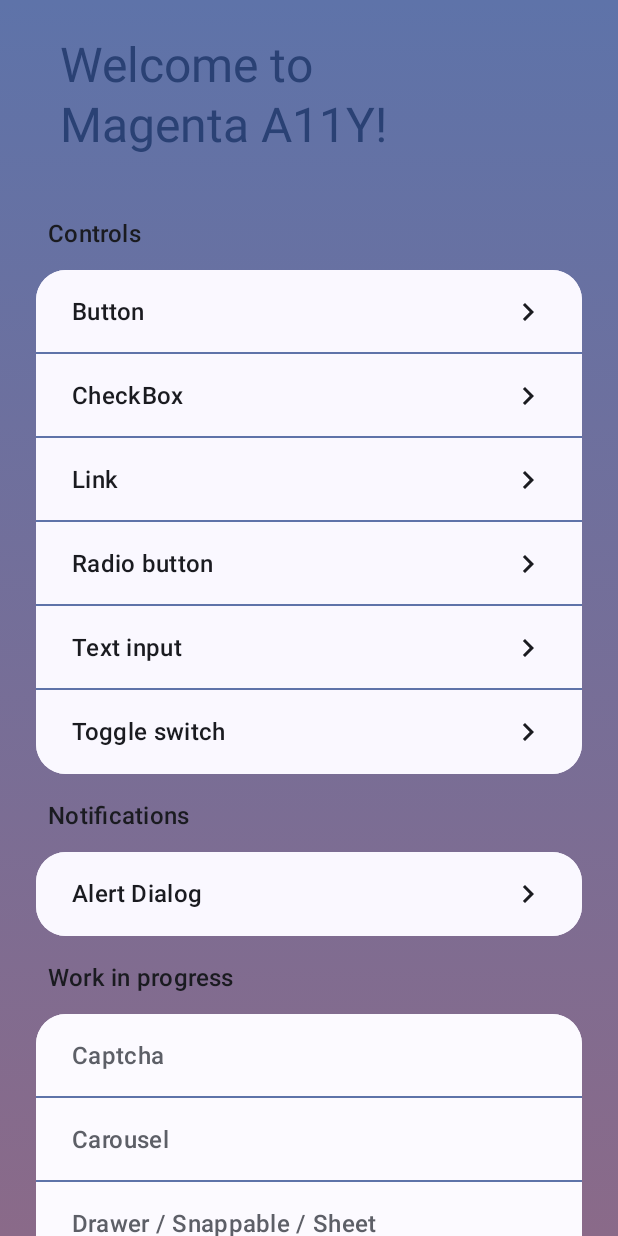
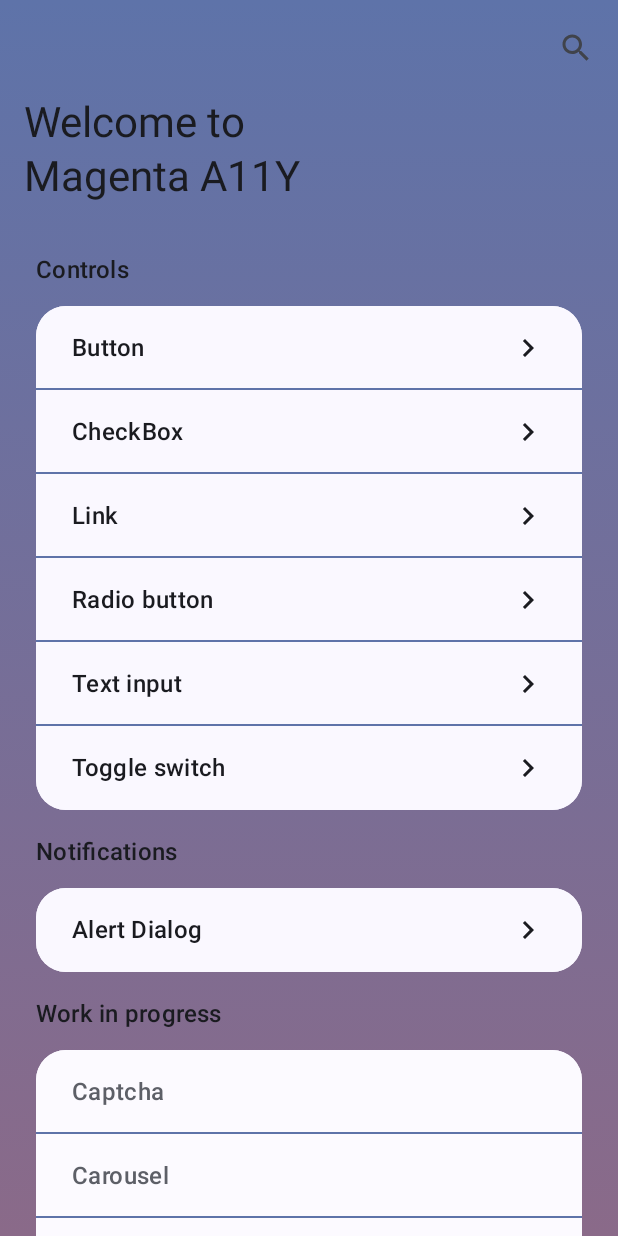
Before and after one commit to max-jin/maxmagentaa11y, an Android app built with Jetpack Compose: the HomeScreen screen opened through its navigation route, on a phone screen of 412 x 824 dp. Run offline under Robolectric (Android 15) with nearby library versions, the phone set to English and light mode, and no system bars.

Commit message:
Add large app bar

```diff
--- a/app/src/main/java/com/maxjin/a11y/ui/home/HomeScreen.kt
+++ b/app/src/main/java/com/maxjin/a11y/ui/home/HomeScreen.kt
@@ -19,13 +19,21 @@ import androidx.compose.foundation.rememberScrollState
 import androidx.compose.foundation.verticalScroll
 import androidx.compose.material.icons.Icons
 import androidx.compose.material.icons.filled.KeyboardArrowRight
+import androidx.compose.material3.ExperimentalMaterial3Api
 import androidx.compose.material3.Icon
 import androidx.compose.material3.MaterialTheme
+import androidx.compose.material3.Scaffold
 import androidx.compose.material3.Text
+import androidx.compose.material3.TopAppBarDefaults
 import androidx.compose.runtime.Composable
+import androidx.compose.runtime.derivedStateOf
+import androidx.compose.runtime.getValue
+import androidx.compose.runtime.remember
 import androidx.compose.ui.Alignment
 import androidx.compose.ui.Modifier
 import androidx.compose.ui.draw.clip
+import androidx.compose.ui.graphics.Color
+import androidx.compose.ui.input.nestedscroll.nestedScroll
 import androidx.compose.ui.semantics.Role
 import androidx.compose.ui.text.style.TextAlign
 import androidx.compose.ui.tooling.preview.Preview
@@ -35,37 +43,41 @@ import com.maxjin.a11y.ui.nav.NavDestination
 import com.maxjin.a11y.ui.theme.MagentaA11yTheme
 import com.maxjin.a11y.ui.util.RoundedCornerShapeLarge
 import com.maxjin.a11y.ui.util.composable.HorizontalDivider
+import com.maxjin.a11y.ui.util.composable.LargeTopBar
 import com.maxjin.a11y.ui.util.dimenB0
 import com.maxjin.a11y.ui.util.dimenB3
 import com.maxjin.a11y.ui.util.dimenB4
 import com.maxjin.a11y.ui.util.dimenB5
-import com.maxjin.a11y.ui.util.dimenB6
-import com.maxjin.a11y.ui.util.dimenB7
 import com.maxjin.a11y.ui.util.ext.verticalGradient
 
-// TODO ADD Compose Nav, Component screens - Button, Link, CheckBox, Toggle Switch,
+// TODO ADD Component screens - Button, Link, CheckBox, Toggle Switch,
+@OptIn(ExperimentalMaterial3Api::class)
 @Composable
 fun HomeScreen(
     modifier: Modifier = Modifier,
     navigateAction: (NavDestination) -> Unit
 ) {
+    val scrollBehavior = TopAppBarDefaults.exitUntilCollapsedScrollBehavior()
+    val topAppBarOnCollapse by remember { derivedStateOf { scrollBehavior.state.collapsedFraction > 0.2f } }
+
+    Scaffold(
+        containerColor = Color.Transparent,
+        modifier = Modifier
+            .nestedScroll(scrollBehavior.nestedScrollConnection)
+            .verticalGradient(),
+        topBar = {
+            LargeTopBar(
+                title = if (topAppBarOnCollapse) "Magenta A11Y" else "Welcome to \nMagenta A11Y",
+                scrollBehavior = scrollBehavior
+            )
+        },
+        content = { innerPadding ->
             Column(
                 modifier = modifier
+                    .padding(innerPadding)
                     .fillMaxSize()
-            .verticalGradient()
                     .verticalScroll(rememberScrollState())
             ) {
-        Spacer(modifier = Modifier.height(dimenB5))
-        Text(
-            text = "Welcome to \nMagenta A11Y!",
-            modifier = Modifier
-                .fillMaxWidth()
-                .padding(start = dimenB7),
-            textAlign = TextAlign.Start,
-            color = MaterialTheme.colorScheme.primary,
-            style = MaterialTheme.typography.headlineLarge
-        )
-        Spacer(modifier = Modifier.height(dimenB5))
                 Component.allComponents.let { list ->
                     list.filter { it.available }.let { availableList ->
                         HomeCardTitle("Controls")
@@ -79,6 +91,9 @@ fun HomeScreen(
                 Spacer(modifier = Modifier.height(dimenB5))
             }
         }
+    )
+
+}
 
 @Composable
 fun HomeCardTitle(title: String) {
@@ -86,7 +101,7 @@ fun HomeCardTitle(title: String) {
         text = title,
         modifier = Modifier
             .fillMaxWidth()
-            .padding(start = dimenB6, top = dimenB4, bottom = dimenB3),
+            .padding(start = dimenB5, top = dimenB4, bottom = dimenB3),
         textAlign = TextAlign.Start,
         color = MaterialTheme.colorScheme.onBackground,
         style = MaterialTheme.typography.titleMedium
--- /dev/null
+++ b/app/src/main/java/com/maxjin/a11y/ui/util/composable/TopAppBar.kt
@@ -0,0 +1,49 @@
+/*
+ * 2023 - Developed by Max Jin
+ * Source code subject to change. Refer to NOTICE.txt in source tree for changes and attributions.
+ */
+
+package com.maxjin.a11y.ui.util.composable
+
+import androidx.compose.material.icons.Icons
+import androidx.compose.material.icons.filled.Search
+import androidx.compose.material3.ExperimentalMaterial3Api
+import androidx.compose.material3.Icon
+import androidx.compose.material3.IconButton
+import androidx.compose.material3.LargeTopAppBar
+import androidx.compose.material3.Text
+import androidx.compose.material3.TopAppBarDefaults
+import androidx.compose.material3.TopAppBarScrollBehavior
+import androidx.compose.runtime.Composable
+import androidx.compose.ui.graphics.Color
+import androidx.compose.ui.text.style.TextOverflow
+
+@OptIn(ExperimentalMaterial3Api::class)
+@Composable
+fun LargeTopBar(
+    title: String,
+    scrollBehavior: TopAppBarScrollBehavior? = null,
+) {
+    LargeTopAppBar(
+        colors = TopAppBarDefaults.largeTopAppBarColors(
+            containerColor = Color.Transparent,
+            scrolledContainerColor = Color.Transparent
+        ),
+        title = {
+            Text(
+                text = title,
+                maxLines = 2,
+                overflow = TextOverflow.Ellipsis
+            )
+        },
+        actions = {
+            IconButton(onClick = { /* doSomething() */ }) {
+                Icon(
+                    imageVector = Icons.Filled.Search,
+                    contentDescription = "Search Component"
+                )
+            }
+        },
+        scrollBehavior = scrollBehavior
+    )
+}
```
Lines whose indentation alone changed are shown as unchanged.
